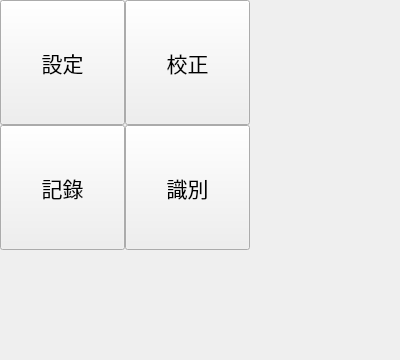
QiaoEnLiu/Sentrak_RaspPie_GUI, file ui/manu_page.ui: the form before one commit.
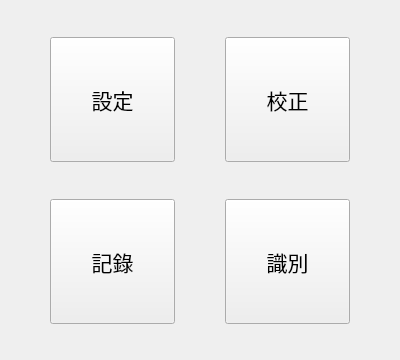
The form after the commit.

```diff
--- a/ui/manu_page.ui
+++ b/ui/manu_page.ui
@@ -48,7 +48,7 @@
    </property>
    <layout class="QGridLayout" name="menu_page_layout" rowstretch="0,0" columnstretch="0,0">
     <property name="sizeConstraint">
-     <enum>QLayout::SetFixedSize</enum>
+     <enum>QLayout::SetNoConstraint</enum>
     </property>
     <property name="spacing">
      <number>0</number>
```
Left out of the diff: 4 changed lines with no effect on the pictures.
